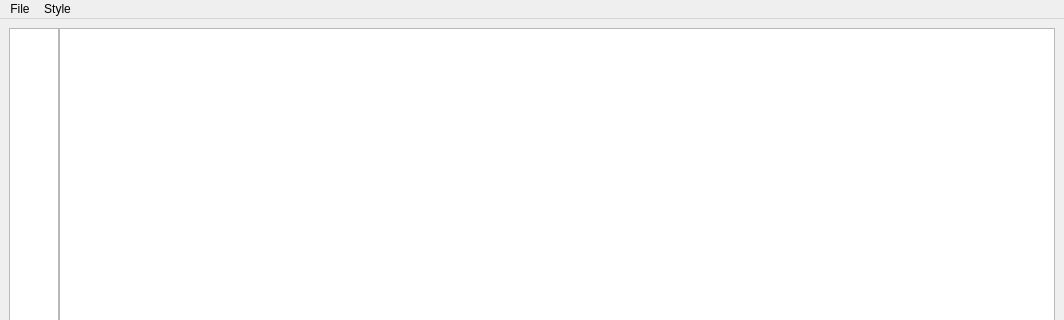
The window that untitled.ui (VJalal/Text-Editor) describes before a commit, drawn with Qt 5; both pictures show x 0 to 1064 and y 0 to 320 of the 1064 by 734 pixel window.
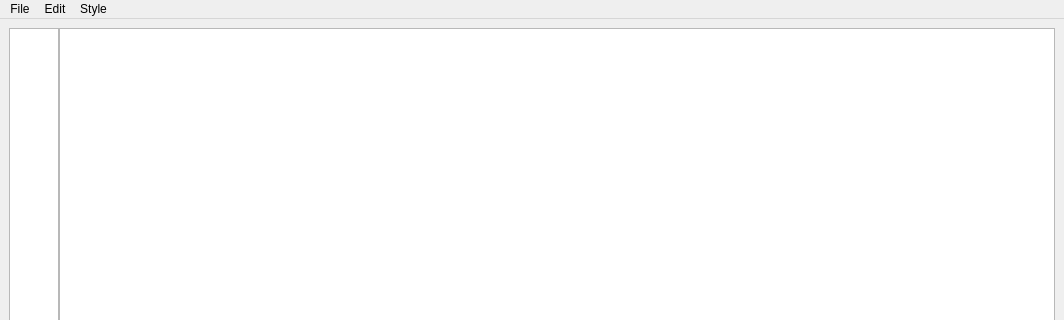
The same window after the commit.

Commit message: Fixed some issues changed default font

```diff
--- a/untitled.ui
+++ b/untitled.ui
@@ -99,7 +99,14 @@
     <addaction name="actionUnderline"/>
     <addaction name="actionColor"/>
    </widget>
+   <widget class="QMenu" name="menuEdit">
+    <property name="title">
+     <string>Edit</string>
+    </property>
+    <addaction name="actionFind"/>
+   </widget>
    <addaction name="menuFile"/>
+   <addaction name="menuEdit"/>
    <addaction name="menuStyle"/>
   </widget>
   <widget class="QStatusBar" name="statusbar"/>
```
Left out of the diff: 25 changed lines with no effect on the pictures. The commit also changes 1 other file.
